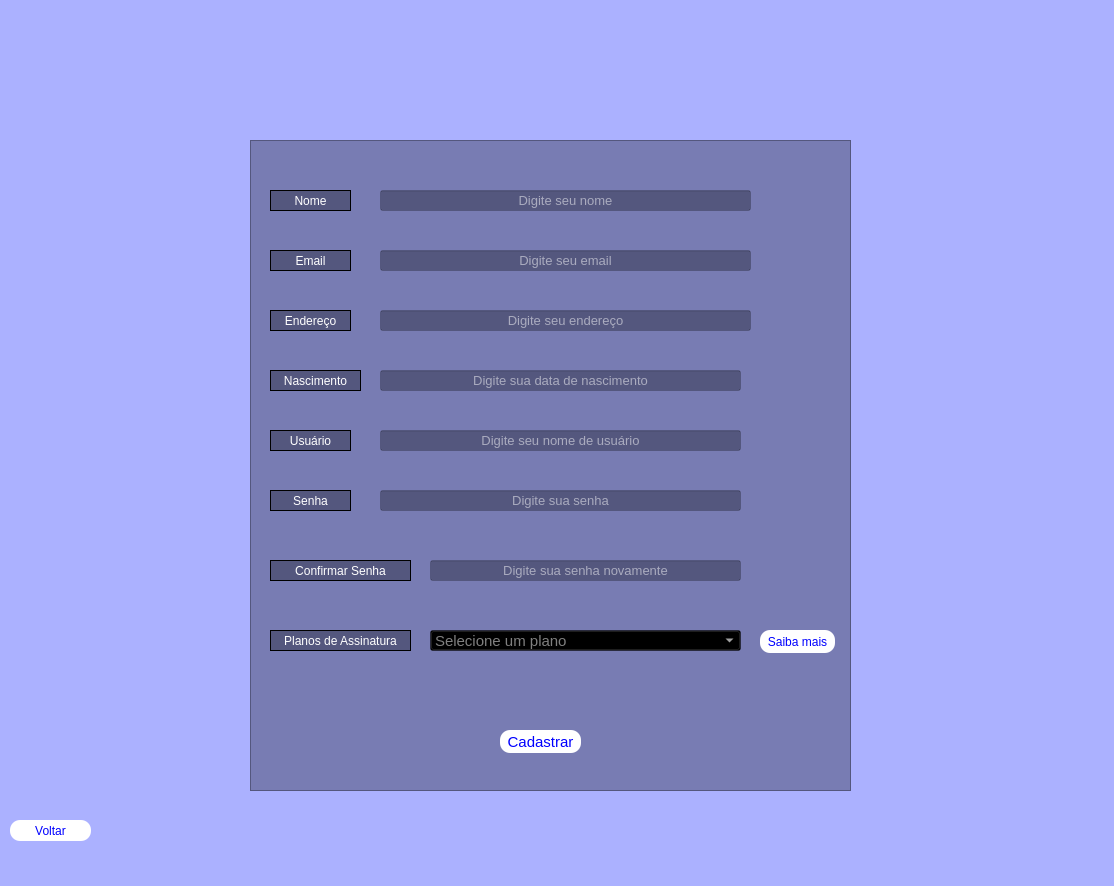
Old version of the form telas/tela_cadastro.ui in the repository Alisson-Rodrigo/poo-II.
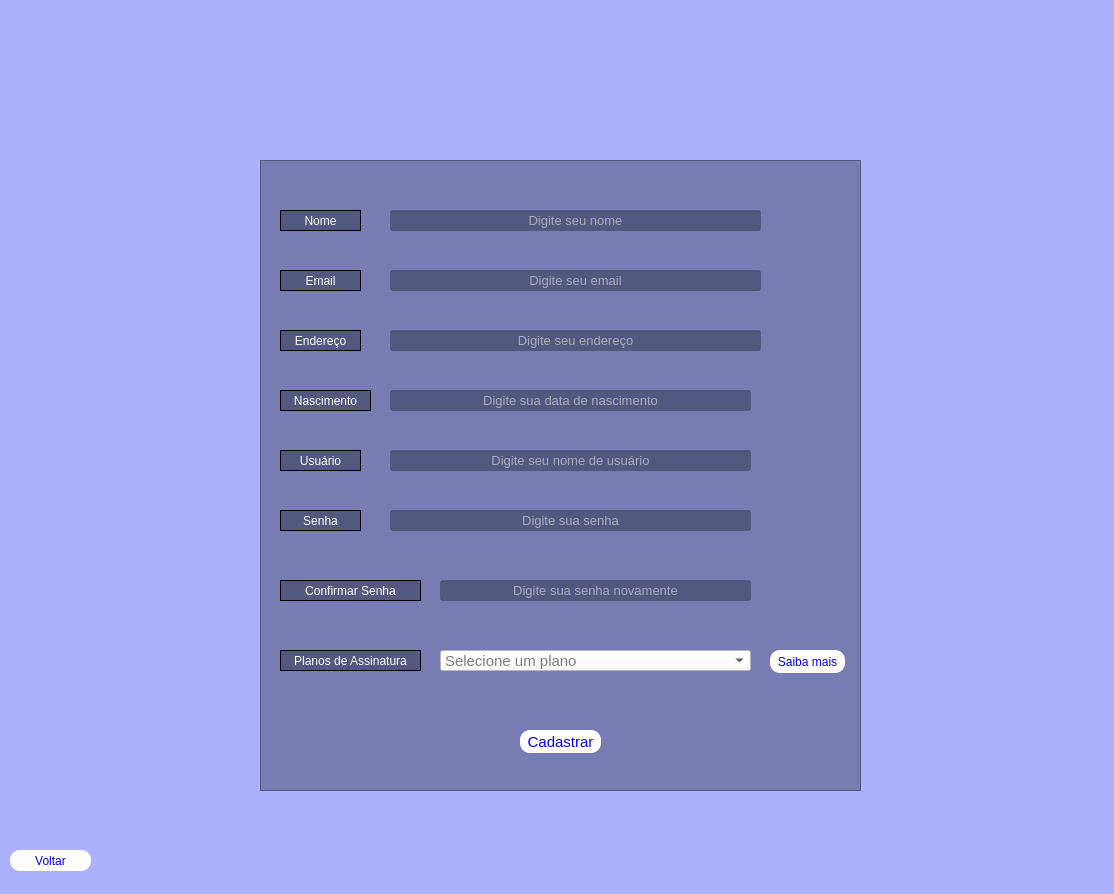
New version of the form. Icons and pictures are not drawn.

```diff
--- a/telas/tela_cadastro.ui
+++ b/telas/tela_cadastro.ui
@@ -7,7 +7,7 @@
     <x>0</x>
     <y>0</y>
     <width>1114</width>
-    <height>886</height>
+    <height>894</height>
    </rect>
   </property>
   <property name="windowTitle">
@@ -20,10 +20,10 @@
    <widget class="QFrame" name="frame">
     <property name="geometry">
      <rect>
-      <x>250</x>
-      <y>140</y>
+      <x>260</x>
+      <y>160</y>
       <width>601</width>
-      <height>651</height>
+      <height>631</height>
      </rect>
     </property>
     <property name="styleSheet">
@@ -360,8 +360,8 @@
     <widget class="QPushButton" name="botao_cadastrar">
      <property name="geometry">
       <rect>
-       <x>250</x>
-       <y>590</y>
+       <x>260</x>
+       <y>570</y>
        <width>81</width>
        <height>23</height>
       </rect>
@@ -404,7 +404,8 @@
       </font>
      </property>
      <property name="styleSheet">
-      <string notr="true">color: white;</string>
+      <string notr="true">color: black;
+background: white;</string>
      </property>
      <property name="editable">
       <bool>false</bool>
@@ -417,7 +418,7 @@
      </property>
      <item>
       <property name="text">
-       <string>Plano Premium (30,99)</string>
+       <string>Selecione um Plano...</string>
       </property>
      </item>
      <item>
@@ -483,8 +484,8 @@
    <widget class="QLabel" name="label">
     <property name="geometry">
      <rect>
-      <x>510</x>
-      <y>-10</y>
+      <x>530</x>
+      <y>10</y>
       <width>131</width>
       <height>151</height>
      </rect>
@@ -503,7 +504,7 @@
     <property name="geometry">
      <rect>
       <x>10</x>
-      <y>820</y>
+      <y>850</y>
       <width>81</width>
       <height>21</height>
      </rect>
```
Left out of the diff: 21 changed lines with no effect on the pictures.
